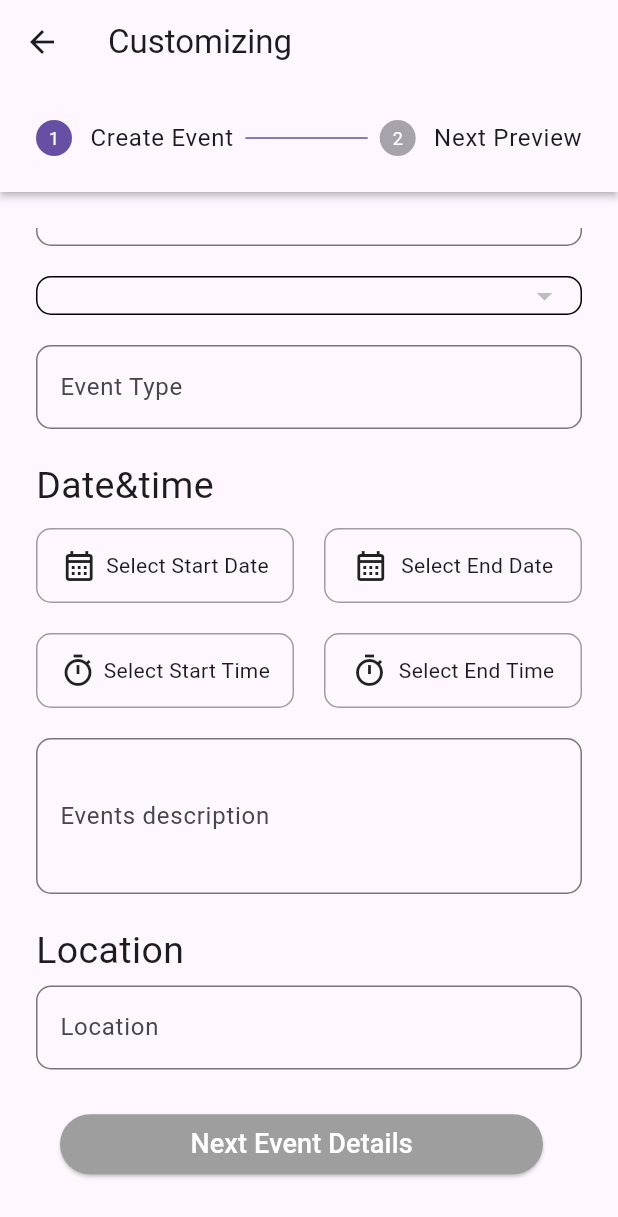
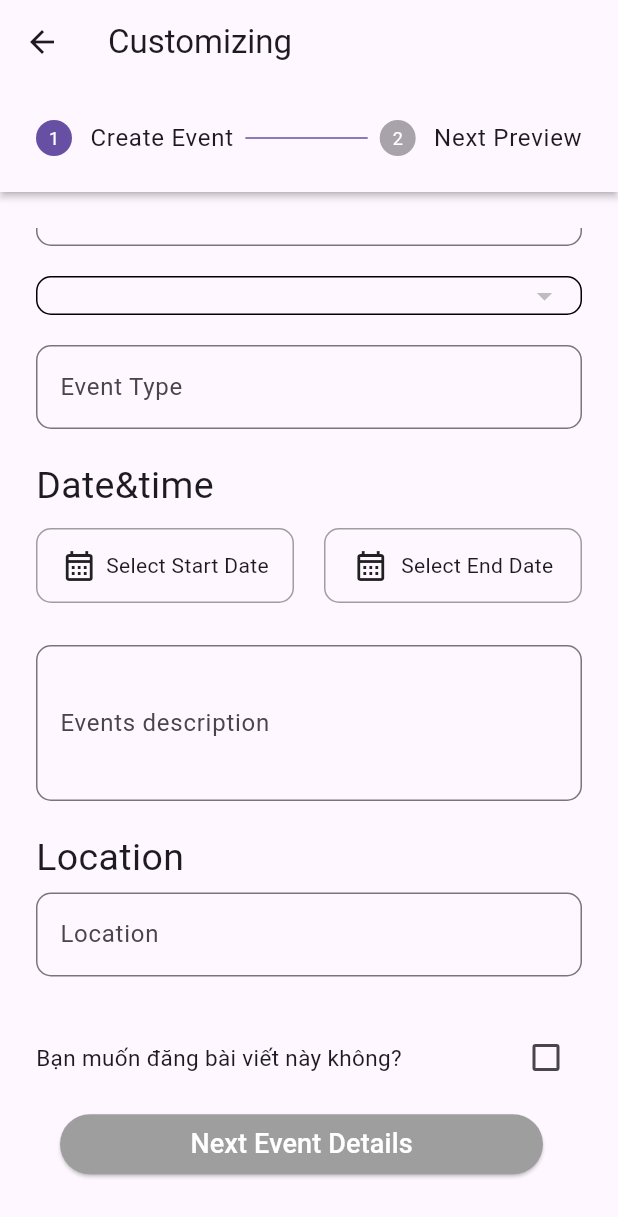
Before and after one commit to TranTrungTinLV/iPlanning, a Flutter app: the CreateEventScreens screen opened directly with empty values, scrolled down 394 dp, on a phone screen of 412 x 824 dp. Shown: the top 1217 px of the screen. Run offline on Flutter 3.47's test engine with Material 3 defaults, Android fonts, the phone set to English and light mode, and no system bars; our stand-ins replace cloud_firestore, firebase_auth, firebase_core, firebase_storage, flutter_spinkit, fluttertoast and 5 more; missing offline and left inert: dart:ffi; accounts and stored records are empty.

Commit message:
update validator_events

```diff
--- a/lib/screens/createEventScreens.dart
+++ b/lib/screens/createEventScreens.dart
@@ -45,6 +45,11 @@ class _CreateEventScreensState extends State<CreateEventScreens> {
   final _formKey = GlobalKey<FormState>();
   bool isFormValid = false;
 
+  // !Date time
+  bool _isDateValid = true;
+  bool _isDate = true;
+  bool _isStartDateSelected = true;
+  bool _isEndDateSelected = true;
   void validateForm() {
     if (_formKey.currentState != null && _formKey.currentState!.validate()) {
       setState(() {
@@ -55,6 +60,23 @@ class _CreateEventScreensState extends State<CreateEventScreens> {
         isFormValid = false;
       });
     }
+  }
+
+  bool _validateDates() {
+    if (_startDate != null && _endDate != null) {
+      return _endDate!.isAfter(_startDate!) ||
+          _endDate!.isAtSameMomentAs(_startDate!);
+    }
+    return true;
+  }
+
+  bool _validateInputs() {
+    setState(() {
+      _isStartDateSelected = _startDate != null;
+      _isEndDateSelected = _endDate != null;
+    });
+
+    return _isStartDateSelected && _isEndDateSelected;
   }
 
   void _presentDatePicker({required bool isStartDate}) async {
@@ -69,9 +91,13 @@ class _CreateEventScreensState extends State<CreateEventScreens> {
       if (pickedDate != null) {
         if (isStartDate) {
           _startDate = pickedDate;
+          _isStartDateSelected = true; // Đặt thành true khi đã chọn
         } else {
           _endDate = pickedDate;
         }
+        _isDateValid = _validateDates();
+      } else if (isStartDate) {
+        _isStartDateSelected = false; // Nếu không chọn, đặt thành false
       }
     });
   }
@@ -126,19 +152,10 @@ class _CreateEventScreensState extends State<CreateEventScreens> {
             }
           },
           onStepContinue: () {
-            // final isValid = _formKey.currentState!.validate();
-
-            // if (isValid && _index < 1) {
-            //   isFormValid;
-            //   setState(() {
-            //     _index += 1;
-            //     isFormValid = true;
-            //   });
-            //   _formKey.currentState!.save();
-            //   try {} catch (e) {}
-            // } else {}
             if (_formKey.currentState != null &&
-                _formKey.currentState!.validate()) {
+                _formKey.currentState!.validate() &&
+                _isDateValid &&
+                _isDate) {
               _formKey.currentState!.save();
               setState(() {
                 _index += 1;
@@ -294,10 +311,11 @@ class _CreateEventScreensState extends State<CreateEventScreens> {
                                                 Icons.calendar_month_outlined),
                                           ),
                                           Container(
-                                              child: Text(_startDate == null
-                                                  ? 'Select Start Date'
-                                                  : '${_startDate!.toLocal()}'
-                                                      .split(' ')[0]))
+                                            child: Text(_startDate == null
+                                                ? 'Select Start Date'
+                                                : '${_startDate!.toLocal()}'
+                                                    .split(' ')[0]),
+                                          ),
                                         ],
                                       ),
                                       decoration: BoxDecoration(
@@ -346,83 +364,104 @@ class _CreateEventScreensState extends State<CreateEventScreens> {
                                 ],
                               ),
                               SizedBox(
-                                height: 20,
+                                height: 3,
+                              ),
+                              if (!_isDateValid)
+                                Container(
+                                  width: MediaQuery.of(context).size.width,
+                                  child: const Text(
+                                    'Ngày kết thúc phải lớn hơn hoặc bằng ngày bắt đầu',
+                                    textAlign: TextAlign.end,
+                                    style: TextStyle(color: Colors.red),
+                                  ),
+                                ),
+                              if (!_isStartDateSelected)
+                                Container(
+                                  width: MediaQuery.of(context).size.width,
+                                  child: const Text(
+                                    'Vui lòng chọn ngày bắt đầu',
+                                    textAlign: TextAlign.end,
+                                    style: TextStyle(color: Colors.red),
+                                  ),
+                                ),
+                              SizedBox(
+                                height: 5,
                               ),
                               // !TIme
-                              Row(
-                                mainAxisAlignment:
-                                    MainAxisAlignment.spaceBetween,
-                                crossAxisAlignment: CrossAxisAlignment.center,
-                                children: [
-                                  Expanded(
-                                      child: GestureDetector(
-                                    onTap: () {
-                                      print('start time');
-                                      _presentDatePicker(isStartDate: true);
-                                    },
-                                    child: Container(
-                                      width: 150,
-                                      padding:
-                                          EdgeInsets.symmetric(horizontal: 10),
-                                      height: 50,
-                                      child: Row(
-                                        mainAxisAlignment:
-                                            MainAxisAlignment.spaceEvenly,
-                                        children: [
-                                          Container(
-                                            child: Icon(Icons.timer_outlined),
-                                          ),
-                                          Container(
-                                              child: Text(_startDate == null
-                                                  ? 'Select Start Time'
-                                                  : '${_startDate!.toLocal()}'
-                                                      .split(' ')[0]))
-                                        ],
-                                      ),
-                                      decoration: BoxDecoration(
-                                          borderRadius:
-                                              BorderRadius.circular(10.0),
-                                          border:
-                                              Border.all(color: Colors.grey)),
-                                    ),
-                                  )),
-                                  SizedBox(
-                                    width: 20,
-                                  ),
-                                  Expanded(
-                                      child: GestureDetector(
-                                    onTap: () {
-                                      print('end time');
-                                      _presentDatePicker(isStartDate: false);
-                                    },
-                                    child: Container(
-                                      width: 150,
-                                      padding:
-                                          EdgeInsets.symmetric(horizontal: 10),
-                                      height: 50,
-                                      child: Row(
-                                        mainAxisAlignment:
-                                            MainAxisAlignment.spaceEvenly,
-                                        children: [
-                                          Container(
-                                            child: Icon(Icons.timer_outlined),
-                                          ),
-                                          Container(
-                                              child: Text(_endDate == null
-                                                  ? 'Select End Time'
-                                                  : '${_endDate!.toLocal()}'
-                                                      .split(' ')[0])),
-                                        ],
-                                      ),
-                                      decoration: BoxDecoration(
-                                          borderRadius:
-                                              BorderRadius.circular(10.0),
-                                          border:
-                                              Border.all(color: Colors.grey)),
-                                    ),
-                                  )),
-                                ],
-                              ),
+                              // Row(
+                              //   mainAxisAlignment:
+                              //       MainAxisAlignment.spaceBetween,
+                              //   crossAxisAlignment: CrossAxisAlignment.center,
+                              //   children: [
+                              //     Expanded(
+                              //         child: GestureDetector(
+                              //       onTap: () {
+                              //         print('start time');
+                              //         _presentDatePicker(isStartDate: true);
+                              //       },
+                              //       child: Container(
+                              //         width: 150,
+                              //         padding:
+                              //             EdgeInsets.symmetric(horizontal: 10),
+                              //         height: 50,
+                              //         child: Row(
+                              //           mainAxisAlignment:
+                              //               MainAxisAlignment.spaceEvenly,
+                              //           children: [
+                              //             Container(
+                              //               child: Icon(Icons.timer_outlined),
+                              //             ),
+                              //             Container(
+                              //                 child: Text(_startDate == null
+                              //                     ? 'Select Start Time'
+                              //                     : '${_startDate!.toLocal()}'
+                              //                         .split(' ')[0]))
+                              //           ],
+                              //         ),
+                              //         decoration: BoxDecoration(
+                              //             borderRadius:
+                              //                 BorderRadius.circular(10.0),
+                              //             border:
+                              //                 Border.all(color: Colors.grey)),
+                              //       ),
+                              //     )),
+                              //     SizedBox(
+                              //       width: 20,
+                              //     ),
+                              //     Expanded(
+                              //         child: GestureDetector(
+                              //       onTap: () {
+                              //         print('end time');
+                              //         _presentDatePicker(isStartDate: false);
+                              //       },
+                              //       child: Container(
+                              //         width: 150,
+                              //         padding:
+                              //             EdgeInsets.symmetric(horizontal: 10),
+                              //         height: 50,
+                              //         child: Row(
+                              //           mainAxisAlignment:
+                              //               MainAxisAlignment.spaceEvenly,
+                              //           children: [
+                              //             Container(
+                              //               child: Icon(Icons.timer_outlined),
+                              //             ),
+                              //             Container(
+                              //                 child: Text(_endDate == null
+                              //                     ? 'Select End Time'
+                              //                     : '${_endDate!.toLocal()}'
+                              //                         .split(' ')[0])),
+                              //           ],
+                              //         ),
+                              //         decoration: BoxDecoration(
+                              //             borderRadius:
+                              //                 BorderRadius.circular(10.0),
+                              //             border:
+                              //                 Border.all(color: Colors.grey)),
+                              //       ),
+                              //     )),
+                              //   ],
+                              // ),
                               SizedBox(
                                 height: 20,
                               ),
@@ -458,6 +497,16 @@ class _CreateEventScreensState extends State<CreateEventScreens> {
                               TextFieldCustom(
                                 keyboardType: TextInputType.streetAddress,
                                 controller: location,
+                                onChanged: (value) => validateForm(),
+                                validator: (value) {
+                                  if (value == null || value.trim().isEmpty) {
+                                    return 'Vui lòng nhập địa chỉ';
+                                  }
+                                  return null;
+                                },
+                                onSaved: (value) {
+                                  location.text = value!;
+                                },
                                 title: 'Location',
                                 radius: 10,
                               ),
```
Also changed, not shown: lib/utils/validator/events_validator.dart (added).
